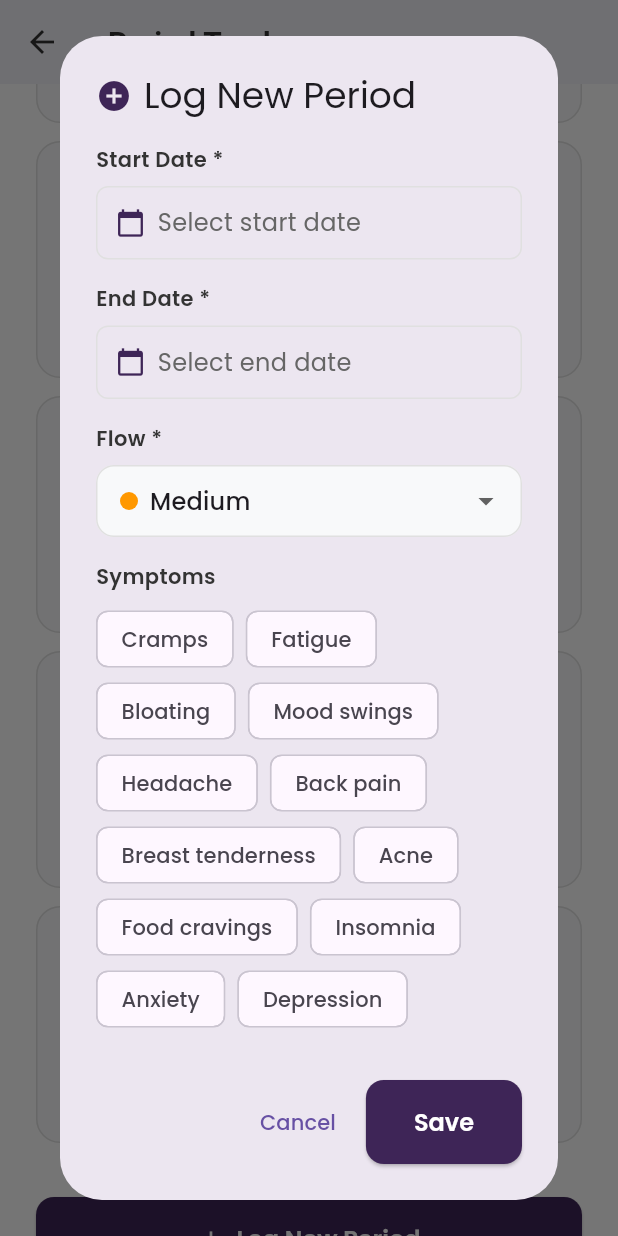
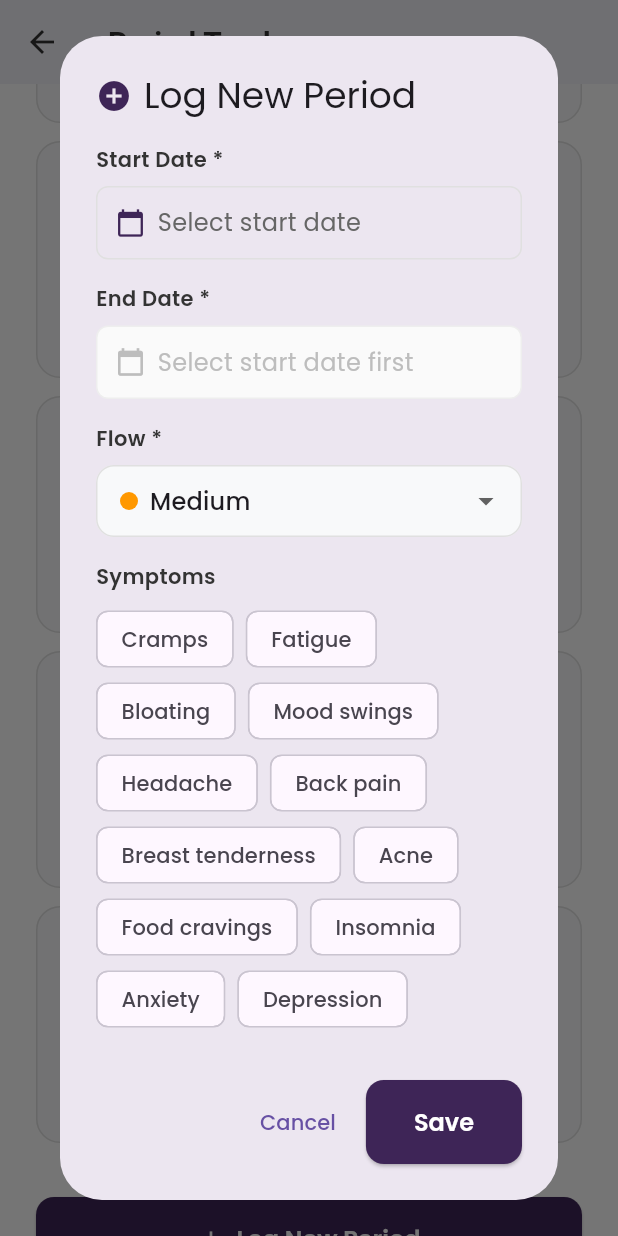
Before and after one commit to jiyakt1811/Polystyle, a Flutter app: the PeriodTrackerScreen screen opened directly, scrolled down 1152 dp, after a tap on "Log New Period", on a phone screen of 412 x 824 dp. Run offline on Flutter 3.47's test engine with Material 3 defaults, Android fonts, the phone set to English and light mode, and no system bars; our stand-ins replace google_fonts, smooth_page_indicator; accounts and stored records are empty.

Commit message:
Fix date picker functionality in period logging
- Fixed end date picker to require start date selection first
- Added validation to prevent selecting end date before start date
- Improved visual feedback for disabled end date field
- Added automatic end date reset when start date changes
- Implemented duration calculation and display
- Enhanced user experience with clear error messages
- Added visual indicators for form state and validation
- Improved date range logic and constraints
- Added helpful prompts and guidance for users

```diff
--- a/lib/screens/period_tracker_screen.dart
+++ b/lib/screens/period_tracker_screen.dart
@@ -532,6 +532,10 @@ class _PeriodTrackerScreenState extends State<PeriodTrackerScreen> {
                           if (date != null) {
                             setState(() {
                               _selectedStartDate = date;
+                              // Reset end date if it's before the new start date
+                              if (_selectedEndDate != null && _selectedEndDate!.isBefore(date)) {
+                                _selectedEndDate = null;
+                              }
                             });
                           }
                         },
@@ -577,10 +581,21 @@ class _PeriodTrackerScreenState extends State<PeriodTrackerScreen> {
                       const SizedBox(height: 8),
                       InkWell(
                         onTap: () async {
+                          // Ensure we have a valid start date first
+                          if (_selectedStartDate == null) {
+                            ScaffoldMessenger.of(context).showSnackBar(
+                              const SnackBar(
+                                content: Text('Please select a start date first'),
+                                backgroundColor: Colors.orange,
+                              ),
+                            );
+                            return;
+                          }
+
                           final date = await showDatePicker(
                             context: context,
-                            initialDate: _selectedStartDate ?? DateTime.now(),
-                            firstDate: _selectedStartDate ?? DateTime.now().subtract(const Duration(days: 365)),
+                            initialDate: _selectedStartDate!,
+                            firstDate: _selectedStartDate!,
                             lastDate: DateTime.now(),
                           );
                           if (date != null) {
@@ -592,31 +607,74 @@ class _PeriodTrackerScreenState extends State<PeriodTrackerScreen> {
                         child: Container(
                           padding: const EdgeInsets.all(12),
                           decoration: BoxDecoration(
-                            border: Border.all(color: Colors.grey.shade300),
+                            border: Border.all(
+                              color: _selectedStartDate == null
+                                  ? Colors.grey.shade200
+                                  : Colors.grey.shade300,
+                            ),
                             borderRadius: BorderRadius.circular(8),
+                            color: _selectedStartDate == null
+                                ? Colors.grey.shade50
+                                : Colors.white,
                           ),
                           child: Row(
                             children: [
                               Icon(
                                 Icons.calendar_today,
-                                color: AppTheme.primaryColor,
+                                color: _selectedStartDate == null
+                                    ? Colors.grey.shade400
+                                    : AppTheme.primaryColor,
                                 size: 20,
                               ),
                               const SizedBox(width: 8),
                               Text(
                                 _selectedEndDate != null
                                     ? _formatDate(_selectedEndDate!)
-                                    : 'Select end date',
+                                    : _selectedStartDate == null
+                                        ? 'Select start date first'
+                                        : 'Select end date',
                                 style: AppTheme.bodyStyle.copyWith(
                                   color: _selectedEndDate != null
                                       ? AppTheme.textColor
-                                      : AppTheme.lightTextColor,
+                                      : _selectedStartDate == null
+                                          ? Colors.grey.shade400
+                                          : AppTheme.lightTextColor,
                                 ),
                               ),
                             ],
                           ),
                         ),
                       ),
+
+                      // Show duration if both dates are selected
+                      if (_selectedStartDate != null && _selectedEndDate != null) ...[
+                        const SizedBox(height: 12),
+                        Container(
+                          padding: const EdgeInsets.all(8),
+                          decoration: BoxDecoration(
+                            color: AppTheme.primaryColor.withValues(alpha: 0.1),
+                            borderRadius: BorderRadius.circular(8),
+                          ),
+                          child: Row(
+                            children: [
+                              Icon(
+                                Icons.info_outline,
+                                color: AppTheme.primaryColor,
+                                size: 16,
+                              ),
+                              const SizedBox(width: 8),
+                              Text(
+                                'Duration: ${_calculateDuration(_selectedStartDate!, _selectedEndDate!)} days',
+                                style: AppTheme.bodyStyle.copyWith(
+                                  color: AppTheme.primaryColor,
+                                  fontSize: 12,
+                                  fontWeight: FontWeight.w500,
+                                ),
+                              ),
+                            ],
+                          ),
+                        ),
+                      ],
 
                       const SizedBox(height: 16),
 
@@ -832,6 +890,10 @@ class _PeriodTrackerScreenState extends State<PeriodTrackerScreen> {
     return '${date.day}/${date.month}/${date.year}';
   }
 
+  int _calculateDuration(DateTime startDate, DateTime endDate) {
+    return endDate.difference(startDate).inDays + 1; // +1 to include both start and end dates
+  }
+
   int _calculateAverageCycleLength() {
     if (_periodLogs.length < 2) return 28;
 
```
